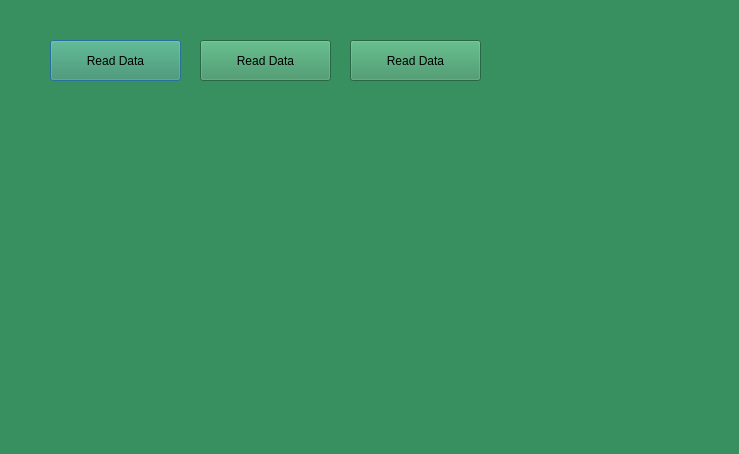
The window that viewplants.ui (Rabsoninnora/RoseGardenPlantCareSystem) describes before a commit, drawn with Qt 5.
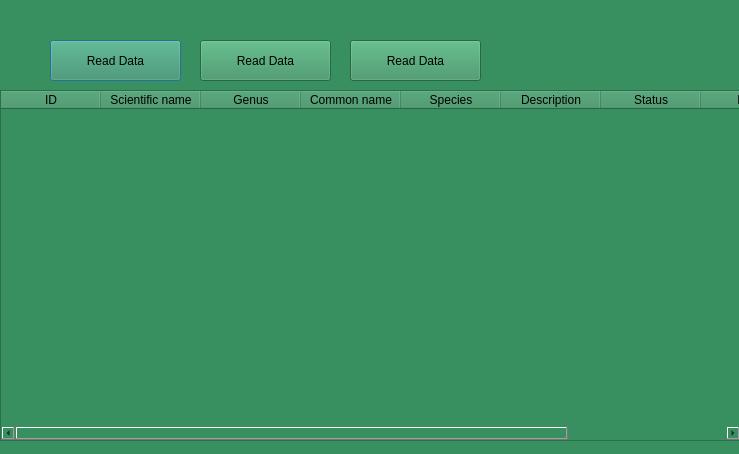
The same window after the commit.

Diff of the .ui file:
```diff
--- a/viewplants.ui
+++ b/viewplants.ui
@@ -55,6 +55,61 @@
     <string>Read Data</string>
    </property>
   </widget>
+  <widget class="QTableWidget" name="tableWidget">
+   <property name="geometry">
+    <rect>
+     <x>0</x>
+     <y>90</y>
+     <width>741</width>
+     <height>351</height>
+    </rect>
+   </property>
+   <column>
+    <property name="text">
+     <string>ID</string>
+    </property>
+   </column>
+   <column>
+    <property name="text">
+     <string>Scientific name</string>
+    </property>
+   </column>
+   <column>
+    <property name="text">
+     <string>Genus</string>
+    </property>
+   </column>
+   <column>
+    <property name="text">
+     <string>Common name</string>
+    </property>
+   </column>
+   <column>
+    <property name="text">
+     <string>Species</string>
+    </property>
+   </column>
+   <column>
+    <property name="text">
+     <string>Description</string>
+    </property>
+   </column>
+   <column>
+    <property name="text">
+     <string>Status</string>
+    </property>
+   </column>
+   <column>
+    <property name="text">
+     <string>Price</string>
+    </property>
+   </column>
+   <column>
+    <property name="text">
+     <string>Quantity</string>
+    </property>
+   </column>
+  </widget>
  </widget>
  <resources/>
  <connections/>
```
